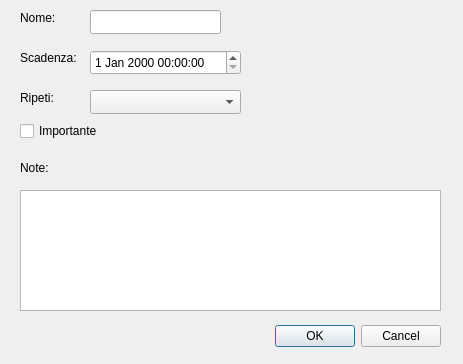
Before: the Qt Designer form TaskManagerGUI/createtaskdialog.ui in Federico3198/Task-Manager, drawn with Qt 5.
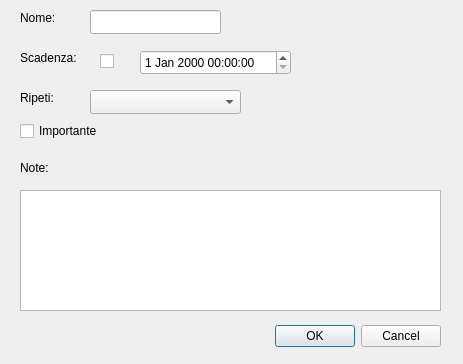
After: the same form once the commit is applied.

What changed in the file:
```diff
--- a/TaskManagerGUI/createtaskdialog.ui
+++ b/TaskManagerGUI/createtaskdialog.ui
@@ -68,7 +68,7 @@
   <widget class="QDateTimeEdit" name="dateTimeDueDate">
    <property name="geometry">
     <rect>
-     <x>90</x>
+     <x>140</x>
      <y>50</y>
      <width>151</width>
      <height>25</height>
@@ -140,6 +140,19 @@
     <string>Ripeti:</string>
    </property>
   </widget>
+  <widget class="QCheckBox" name="checkBoxDueDate">
+   <property name="geometry">
+    <rect>
+     <x>100</x>
+     <y>50</y>
+     <width>83</width>
+     <height>22</height>
+    </rect>
+   </property>
+   <property name="text">
+    <string/>
+   </property>
+  </widget>
  </widget>
  <resources/>
  <connections>
```
